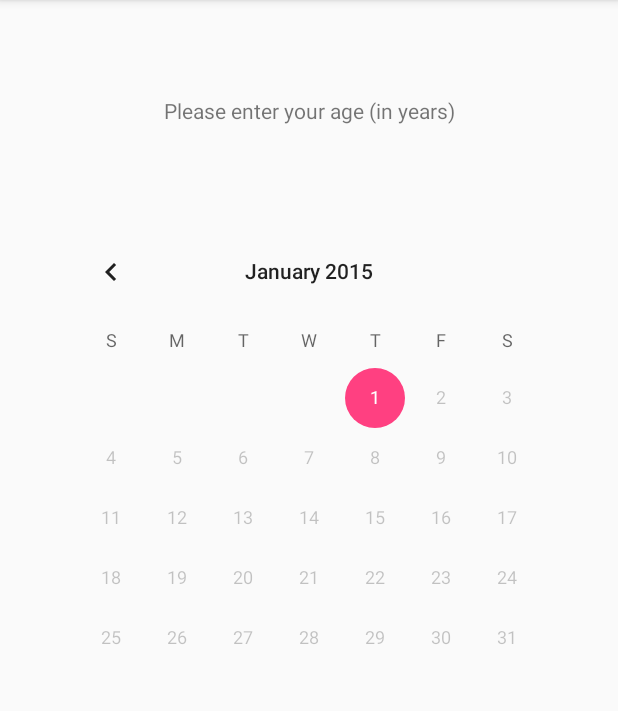
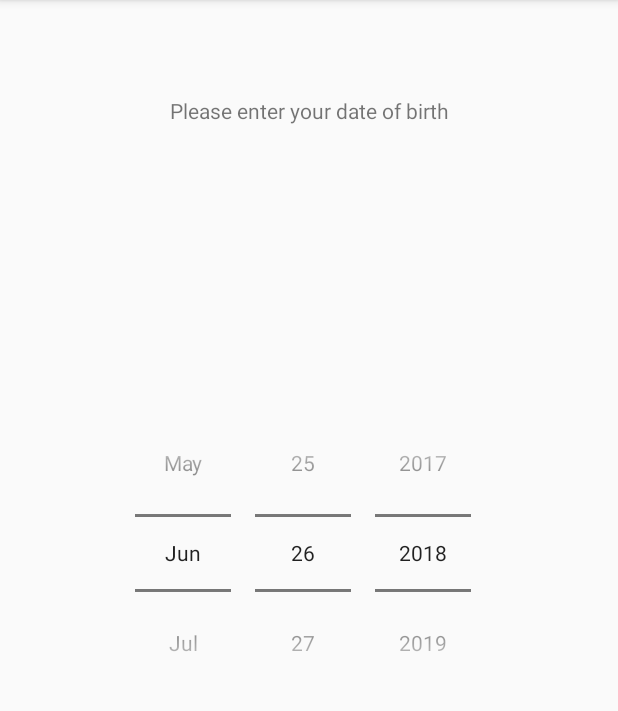
Before and after one commit to knjk04/ageCalculator, an Android app: the screen it shows after launch (MainActivity), on a phone screen of 412 x 824 dp, the part 84-795 px from its top. Run offline under Robolectric (Android 15) with nearby library versions, the phone set to English and light mode, and no system bars.

Commit message:
Switched to DatePicker

```diff
--- a/app/src/main/java/com/example/karan/agecalculator/MainActivity.java
+++ b/app/src/main/java/com/example/karan/agecalculator/MainActivity.java
@@ -8,12 +8,17 @@ import android.util.Log;
 import android.view.View;
 import android.widget.Button;
 import android.widget.CalendarView;
+import android.widget.DatePicker;
 import android.widget.EditText;
 import android.widget.Toast;
 
+import java.util.Calendar;
+import java.util.TimeZone;
+
 public class MainActivity extends AppCompatActivity {
 
-    private CalendarView calendarView;
+    private DatePicker datePicker;
+//    private CalendarView calendarView;
 
     public static final String TAG = MainActivity.class.getSimpleName();
 
@@ -22,18 +27,25 @@ public class MainActivity extends AppCompatActivity {
         super.onCreate(savedInstanceState);
         setContentView(R.layout.activity_main);
 
-        calendarView = findViewById(R.id.calendarView);
-        calendarView.setOnDateChangeListener(new CalendarView.OnDateChangeListener() {
-            @Override
-            public void onSelectedDayChange(@NonNull CalendarView calendarView, int year, int month, int day) {
-                month++; //0 indexed
-                String date = day + "/" + month + "/" + year;
-                Log.d(TAG, "onSelectedDayChange: date : " + date);
+        datePicker = findViewById(R.id.datePicker);
 
-                int selectedDates[] = {day, month, year};
-                startCalc(selectedDates);
-            }
-        });
+        TimeZone timeZone = TimeZone.getDefault();
+//        datePicker.setMaxDate();
+
+
+
+//        calendarView = findViewById(R.id.calendarView);
+//        calendarView.setOnDateChangeListener(new CalendarView.OnDateChangeListener() {
+//            @Override
+//            public void onSelectedDayChange(@NonNull CalendarView calendarView, int year, int month, int day) {
+//                month++; //0 indexed
+//                String date = day + "/" + month + "/" + year;
+//                Log.d(TAG, "onSelectedDayChange: date : " + date);
+//
+//                int selectedDates[] = {day, month, year};
+//                startCalc(selectedDates);
+//            }
+//        });
     }
 
     private void startCalc(int[] selectedDates) {
--- a/app/src/main/res/layout/activity_main.xml
+++ b/app/src/main/res/layout/activity_main.xml
@@ -17,16 +17,19 @@
         app:layout_constraintStart_toStartOf="parent"
         app:layout_constraintTop_toTopOf="parent" />
 
-    <CalendarView
-        android:id="@+id/calendarView"
+    <DatePicker
+        android:id="@+id/datePicker"
         android:layout_width="wrap_content"
         android:layout_height="wrap_content"
-        android:layout_marginEnd="8dp"
-        android:layout_marginStart="8dp"
-        android:layout_marginTop="64dp"
-        android:maxDate="01/01/2015"
+        android:layout_marginBottom="8dp"
+        android:layout_marginTop="8dp"
+        android:calendarViewShown="false"
+        android:datePickerMode="spinner"
+        android:spinnersShown="true"
+        app:layout_constraintBottom_toBottomOf="parent"
         app:layout_constraintEnd_toEndOf="parent"
         app:layout_constraintStart_toStartOf="parent"
-        app:layout_constraintTop_toBottomOf="@+id/textView" />
+        app:layout_constraintTop_toBottomOf="@+id/textView"
+        app:layout_constraintVertical_bias="0.375" />
 
 </android.support.constraint.ConstraintLayout>
--- a/app/src/main/res/values/strings.xml
+++ b/app/src/main/res/values/strings.xml
@@ -1,6 +1,6 @@
 <resources>
     <string name="app_name">Age Calculator</string>
-    <string name="enter_age_text">Please enter your age (in years)</string>
+    <string name="enter_age_text">Please enter your date of birth</string>
     <string name="confirm_text_button">Confirm</string>
     <string name="your_age_text">Your age:</string>
     <string name="calc_days">days</string>
```
